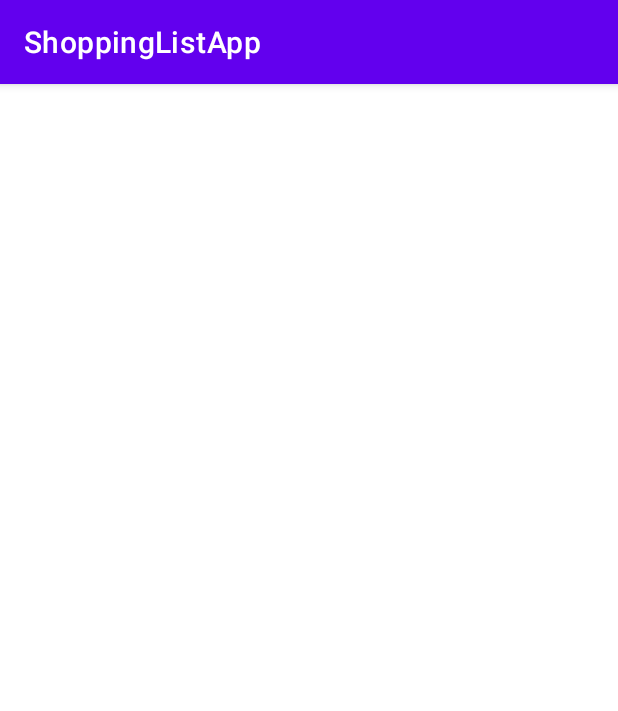
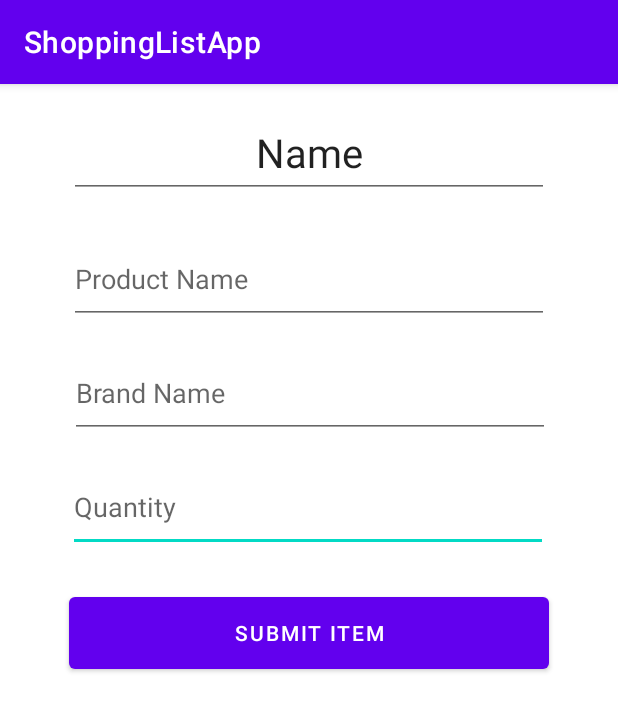
Before and after one commit to gerson2600/0817-JavaAndroid, an Android app: the AddShoppingItemActivity screen opened directly, with no data from a screen before it, on a phone screen of 412 x 824 dp. Shown: the top 711 px of the screen. Run offline under Robolectric (Android 15) with nearby library versions, the phone set to English and light mode, and no system bars.

Commit message:
.add shopping list

```diff
--- a/ShoppingListApp/app/src/main/java/com/example/shoppinglistapp/AddShoppingItemActivity.java
+++ b/ShoppingListApp/app/src/main/java/com/example/shoppinglistapp/AddShoppingItemActivity.java
@@ -3,12 +3,45 @@ package com.example.shoppinglistapp;
 import androidx.appcompat.app.AppCompatActivity;
 
 import android.os.Bundle;
+import android.view.View;
+import android.widget.EditText;
+import android.widget.Toast;
 
 public class AddShoppingItemActivity extends AppCompatActivity {
+
+    EditText ETProdName;
+    EditText ETProdBrand;
+    EditText ETProdQuant;
+    DB_Controller DBShoppingList;
+
 
     @Override
     protected void onCreate(Bundle savedInstanceState) {
         super.onCreate(savedInstanceState);
         setContentView(R.layout.activity_add_shopping_item);
+        ETProdName = findViewById(R.id.TxtProdName);
+        ETProdBrand = findViewById(R.id.TxtProdBrand);
+        ETProdQuant = findViewById(R.id.TxtProdQuantity);
+
+        DBShoppingList = new DB_Controller(this, "", null, 1);
+
+
+    }
+
+    public void SubmitItem(View v)
+    {
+        if (ETProdName != null && ETProdBrand != null && ETProdQuant != null)
+        {
+            DBShoppingList.DbInsertItemToList(ETProdName.getText().toString(),
+                                              ETProdBrand.getText().toString(),
+                                              ETProdQuant.getText().toString()
+            );
+            Toast.makeText(AddShoppingItemActivity.this, "New Item inserted into Shopping List.", Toast.LENGTH_LONG).show();
+            ETProdName.setText("");
+            ETProdBrand.setText("");
+            ETProdQuant.setText("");
+        }else{
+            Toast.makeText(AddShoppingItemActivity.this, "Fill in all fields before submitting.", Toast.LENGTH_LONG).show();
+        }
     }
 }
--- a/ShoppingListApp/app/src/main/java/com/example/shoppinglistapp/DB_Controller.java
+++ b/ShoppingListApp/app/src/main/java/com/example/shoppinglistapp/DB_Controller.java
@@ -20,7 +20,7 @@ public class DB_Controller extends SQLiteOpenHelper {
         sqlDbShopping.execSQL("CREATE TABLE ShopList(id INTEGER PRIMARY KEY AUTOINCREMENT," +
                                                     "ProdName TEXT NOT NULL," +
                                                     "Brand TEXT NOT NULL," +
-                                                    "Quantity INTEGER NOT NULL)");
+                                                    "Quantity TEXT NOT NULL)");
     }
 
     @Override
@@ -30,7 +30,7 @@ public class DB_Controller extends SQLiteOpenHelper {
         onCreate(sqlDbShopping);
     }
 
-    public void DbInsertItemToList(String ItemProdName, String ItemBrand, int ListQuantity)
+    public void DbInsertItemToList(String ItemProdName, String ItemBrand, String ListQuantity)
     {
         ContentValues InsertValues = new ContentValues();
         InsertValues.put("ProdName", ItemProdName);
@@ -45,7 +45,7 @@ public class DB_Controller extends SQLiteOpenHelper {
     }
 
 
-    public void DbUpdateList(String ItemProdName, String ItemBrand, int ListQuantity)
+    public void DbUpdateList(String ItemProdName, String ItemBrand, String ListQuantity)
     {
 
     }
@@ -59,7 +59,7 @@ public class DB_Controller extends SQLiteOpenHelper {
             tv.append("ID: "+DbCursor.getInt(0)+
                     "\nItem Name: "+ DbCursor.getString(1)+
                     "\nProduct Brand: "+ DbCursor.getString(2)+
-                    "\nQuantity: "+DbCursor.getInt(3)+"\n");
+                    "\nQuantity: "+ DbCursor.getString(3)+"\n");
         }
     }
 
--- a/ShoppingListApp/app/src/main/java/com/example/shoppinglistapp/MenuActivity.java
+++ b/ShoppingListApp/app/src/main/java/com/example/shoppinglistapp/MenuActivity.java
@@ -16,17 +16,16 @@ public class MenuActivity extends AppCompatActivity {
 
     public void OpenShowShoppingList(View V)
     {
-        Intent i = new Intent(MenuActivity.this, AddShoppingItemActivity.class);
+        Intent i = new Intent(MenuActivity.this, ShowShoppingListActivity.class);
         startActivity(i);
     }
 
     public void OpenAddShoppingItemsList(View V)
     {
-        Intent i = new Intent(MenuActivity.this, ShowShoppingListActivity.class);
+        Intent i = new Intent(MenuActivity.this, AddShoppingItemActivity.class);
         startActivity(i);
     }
 
 
 
-
 }
--- a/ShoppingListApp/app/src/main/res/layout/activity_add_shopping_item.xml
+++ b/ShoppingListApp/app/src/main/res/layout/activity_add_shopping_item.xml
@@ -6,4 +6,76 @@
     android:layout_height="match_parent"
     tools:context=".AddShoppingItemActivity">
 
+    <EditText
+        android:id="@+id/TxtProdQuantity"
+        android:layout_width="320dp"
+        android:layout_height="60dp"
+        android:layout_marginStart="8dp"
+        android:layout_marginTop="16dp"
+        android:layout_marginEnd="8dp"
+        android:ems="10"
+        android:hint="Quantity"
+        android:inputType="textPersonName"
+        app:layout_constraintEnd_toEndOf="parent"
+        app:layout_constraintHorizontal_bias="0.493"
+        app:layout_constraintStart_toStartOf="parent"
+        app:layout_constraintTop_toBottomOf="@+id/TxtProdBrand" />
+
+    <EditText
+        android:id="@+id/TxtProdBrand"
+        android:layout_width="320dp"
+        android:layout_height="60dp"
+        android:layout_marginStart="8dp"
+        android:layout_marginTop="16dp"
+        android:layout_marginEnd="8dp"
+        android:ems="10"
+        android:hint="Brand Name"
+        android:inputType="textPersonName"
+        app:layout_constraintEnd_toEndOf="parent"
+        app:layout_constraintHorizontal_bias="0.506"
+        app:layout_constraintStart_toStartOf="parent"
+        app:layout_constraintTop_toBottomOf="@+id/TxtProdName" />
+
+    <EditText
+        android:id="@+id/editTextTextPersonName"
+        android:layout_width="320dp"
+        android:layout_height="60dp"
+        android:layout_marginStart="8dp"
+        android:layout_marginTop="16dp"
+        android:layout_marginEnd="8dp"
+        android:ems="10"
+        android:inputType="textPersonName"
+        android:text="Name"
+        android:textAlignment="center"
+        android:textSize="12pt"
+        app:layout_constraintEnd_toEndOf="parent"
+        app:layout_constraintStart_toStartOf="parent"
+        app:layout_constraintTop_toTopOf="parent" />
+
+    <EditText
+        android:id="@+id/TxtProdName"
+        android:layout_width="320dp"
+        android:layout_height="60dp"
+        android:layout_marginStart="8dp"
+        android:layout_marginTop="24dp"
+        android:layout_marginEnd="8dp"
+        android:ems="10"
+        android:hint="Product Name"
+        android:inputType="textPersonName"
+        app:layout_constraintEnd_toEndOf="parent"
+        app:layout_constraintStart_toStartOf="parent"
+        app:layout_constraintTop_toBottomOf="@+id/editTextTextPersonName" />
+
+    <Button
+        android:id="@+id/BtnProdSubmit"
+        android:layout_width="320dp"
+        android:layout_height="60dp"
+        android:layout_marginStart="8dp"
+        android:layout_marginTop="24dp"
+        android:layout_marginEnd="8dp"
+        android:onClick="SubmitItem"
+        android:text="Submit Item"
+        app:layout_constraintEnd_toEndOf="parent"
+        app:layout_constraintStart_toStartOf="parent"
+        app:layout_constraintTop_toBottomOf="@+id/TxtProdQuantity" />
 </androidx.constraintlayout.widget.ConstraintLayout>
--- a/ShoppingListApp/app/src/main/res/layout/activity_menu.xml
+++ b/ShoppingListApp/app/src/main/res/layout/activity_menu.xml
@@ -4,6 +4,7 @@
     xmlns:tools="http://schemas.android.com/tools"
     android:layout_width="match_parent"
     android:layout_height="match_parent"
+    android:onClick="OpenShowShoppingList"
     tools:context=".MenuActivity">
 
     <Button
@@ -25,6 +26,7 @@
         android:layout_marginStart="8dp"
         android:layout_marginTop="16dp"
         android:layout_marginEnd="8dp"
+        android:onClick="OpenShowShoppingList"
         android:text="Show Current List"
         app:layout_constraintEnd_toEndOf="parent"
         app:layout_constraintHorizontal_bias="0.493"
@@ -52,6 +54,7 @@
         android:layout_marginStart="8dp"
         android:layout_marginTop="24dp"
         android:layout_marginEnd="8dp"
+        android:onClick="OpenAddShoppingItemsList"
         android:text="Add Items to List"
         app:layout_constraintEnd_toEndOf="parent"
         app:layout_constraintStart_toStartOf="parent"
--- a/ShoppingListApp/app/src/main/res/layout/activity_show_shopping_list.xml
+++ b/ShoppingListApp/app/src/main/res/layout/activity_show_shopping_list.xml
@@ -6,4 +6,15 @@
     android:layout_height="match_parent"
     tools:context=".ShowShoppingListActivity">
 
+    <LinearLayout
+        android:layout_width="match_parent"
+        android:layout_height="match_parent"
+        android:orientation="vertical">
+
+        <TextView
+            android:id="@+id/TxtShoppingOutput"
+            android:layout_width="match_parent"
+            android:layout_height="wrap_content"
+            android:text="TextView" />
+    </LinearLayout>
 </androidx.constraintlayout.widget.ConstraintLayout>
```
